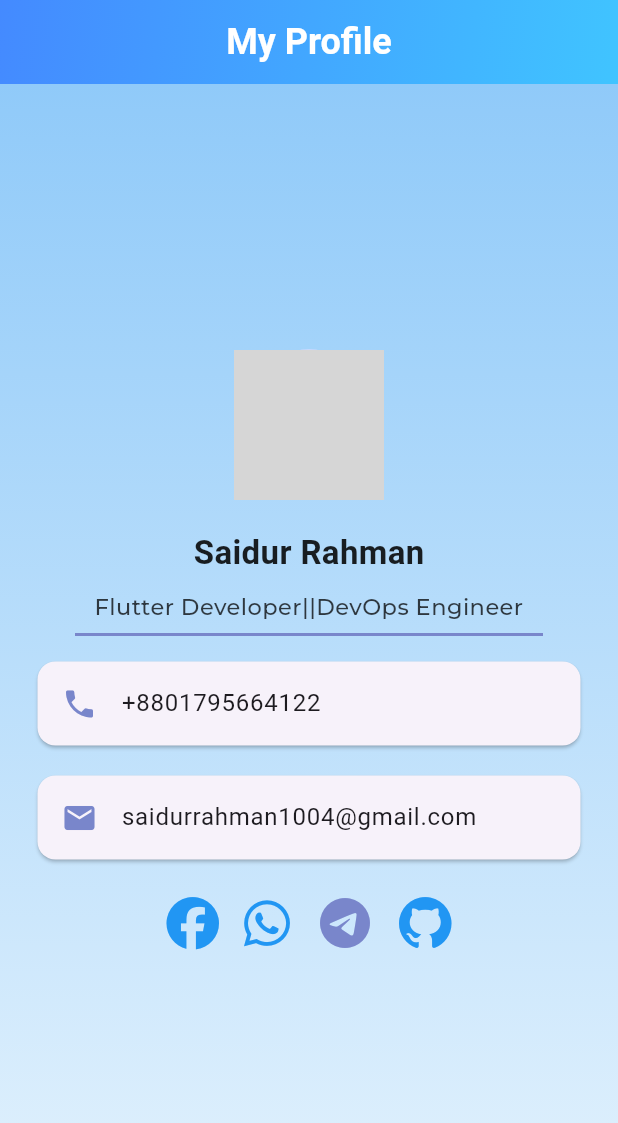
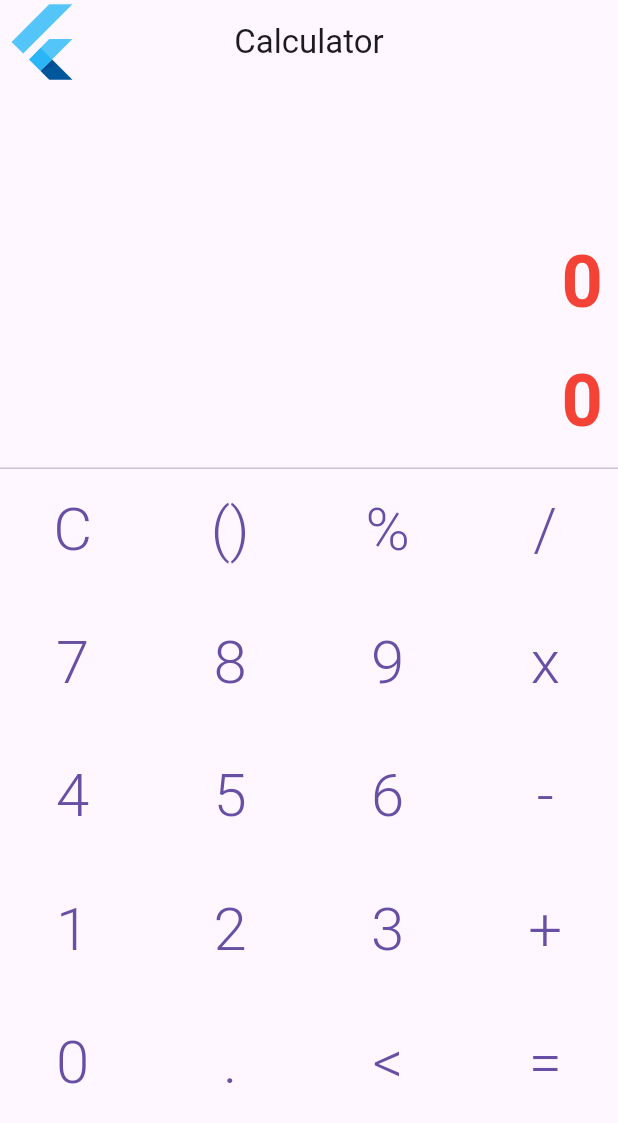
Before and after one commit to SaidurRahman1004/FlutterProjects, a Flutter app: the screen it shows after launch, on a phone screen of 412 x 824 dp. Shown: the top 1123 px of the screen. Run offline on Flutter 3.47's test engine with Material 3 defaults, Android fonts, the phone set to English and light mode, and no system bars; our stand-ins replace font_awesome_flutter, google_fonts; key blocks and very long unbroken strings in the code were emptied for the run; grey boxes are pictures that could not be loaded.

```diff
--- /dev/null
+++ b/lib/Calculator App/calculator.dart
@@ -0,0 +1,107 @@
+import 'package:flutter/cupertino.dart';
+import 'package:flutter/material.dart';
+
+class calculator extends StatefulWidget {
+  const calculator({super.key});
+
+  @override
+  State<calculator> createState() => _calculatorState();
+}
+
+class _calculatorState extends State<calculator> {
+
+  final List<String> calculatorButtons = [
+    'C', '()', '%', '/',
+    '7', '8', '9', 'x',
+    '4', '5', '6', '-',
+    '1', '2', '3', '+',
+    '0', '.', '<', '=',
+  ];
+
+  String _output = "0"; // ডিসপ্লেতে দেখানোর জন্য
+  String _equation = "0"; // ইনপুটের জন্য
+
+  @override
+  Widget build(BuildContext context) {
+    return MaterialApp(
+      debugShowCheckedModeBanner: false,
+      theme: ThemeData(
+        primarySwatch: Colors.blueGrey, // একটি থিম কালার সেট করতে পারেন
+      ),
+      title: "Calculator",
+      home: Scaffold(
+        appBar: AppBar(
+          leading: FlutterLogo(),
+          title: Text("Calculator"),
+          centerTitle: true,
+        ),
+        body: Column(
+          children: [
+            Expanded(
+              flex: 2,
+                child: Container(
+                  decoration: BoxDecoration(
+                    borderRadius: BorderRadius.only(
+                      bottomLeft: Radius.circular(20),
+                      bottomRight: Radius.circular(20),
+                    ),
+                  ),
+                  width: double.infinity,
+                  child: Padding(
+                    padding: EdgeInsets.all(10),
+                    child: Column(
+                      mainAxisAlignment: MainAxisAlignment.end,
+                      crossAxisAlignment: CrossAxisAlignment.end,
+                      children: [
+                        Text(_output,                style: const TextStyle(
+                          fontSize: 48.0,
+                          fontWeight: FontWeight.bold,
+                          color: Colors.red,
+                        ),),
+                        SizedBox(height: 10,),
+                        Text(_equation,                style: const TextStyle(
+                          fontSize: 48.0,
+                          fontWeight: FontWeight.bold,
+                          color: Colors.red,
+                        ),),
+                      ],
+                    ),
+                  ),
+
+                ),
+            ),
+            const Divider(height: 1),
+            Expanded(
+              flex: 4,
+                child: GridView.builder(
+                  physics: NeverScrollableScrollPhysics(),
+                  itemCount: calculatorButtons.length,
+                    gridDelegate: SliverGridDelegateWithFixedCrossAxisCount(
+                      crossAxisCount: 4,
+                      childAspectRatio: 1.2,
+                      crossAxisSpacing: 8,
+                      mainAxisSpacing: 8,
+                    ),
+                  itemBuilder: (context,index){
+
+                    return TextButton(
+                        onPressed: (){},
+                        child: Text(calculatorButtons[index],              style: TextStyle(
+                          fontSize: 40,
+                          fontWeight: FontWeight.w300,
+                        ),
+                          maxLines: 1,
+                          overflow: TextOverflow.ellipsis,),
+                      );
+
+
+                  },
+                ),
+            )
+          ],
+        ),
+
+      ),
+    );
+  }
+}
--- a/lib/main.dart
+++ b/lib/main.dart
@@ -1,11 +1,12 @@
 import 'package:flutter/material.dart';
 import 'Digital Business Card/profile_app.dart';
 import 'Extra/TestCode.dart';
+import 'Calculator App/calculator.dart';
 
 void main() {
   runApp(
     MaterialApp(
-      home: profile_app(),
+      home: calculator(),
       debugShowCheckedModeBanner: false,
     )
   );
```
